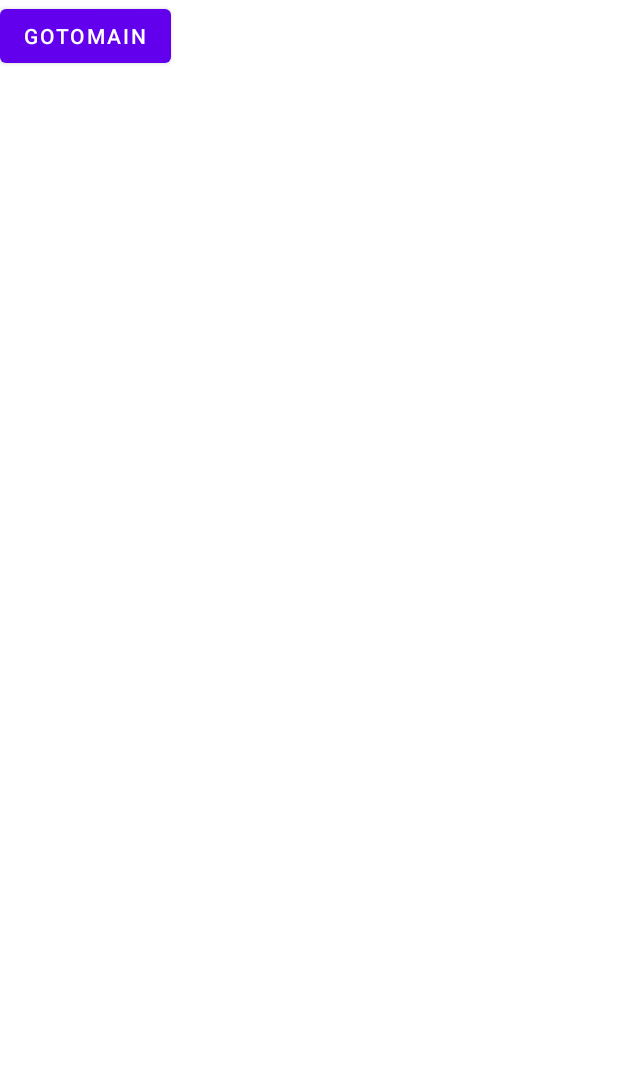
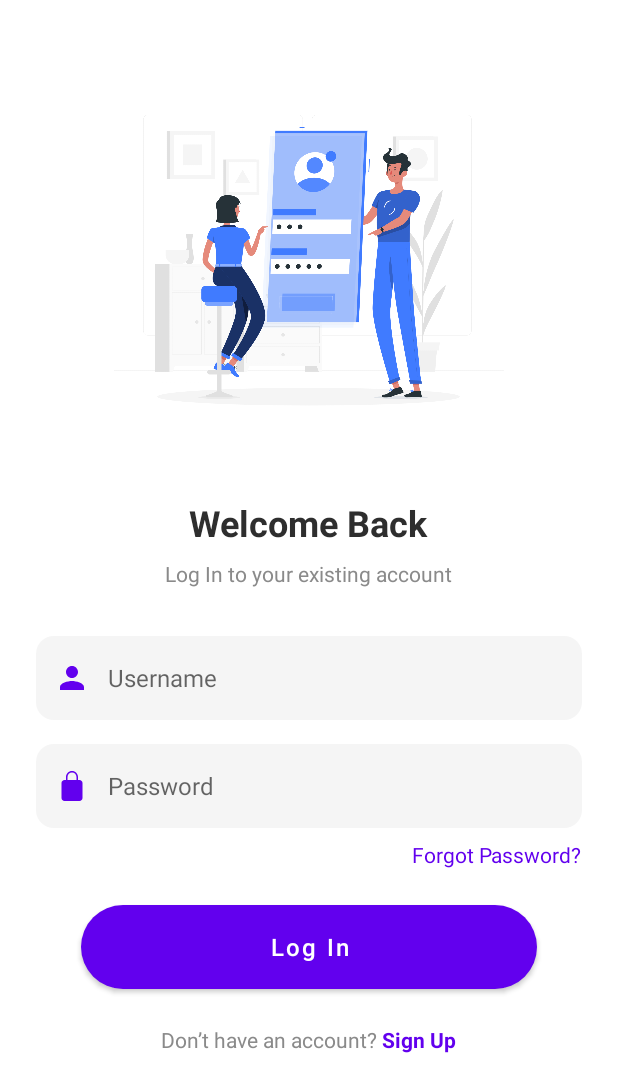
Before and after one commit to sachithasamadhib/EduStack, an Android app: the LoginActivity screen opened directly, with no data from a screen before it, on a phone screen of 412 x 824 dp. Shown: the top 1092 px of the screen. Run offline under Robolectric (Android 15) with nearby library versions, the phone set to English and light mode, and no system bars.

Commit message:
add stuff

```diff
--- a/app/build.gradle.kts
+++ b/app/build.gradle.kts
@@ -88,6 +88,7 @@ dependencies {
     // Coroutines
     implementation("org.jetbrains.kotlinx:kotlinx-coroutines-android:1.6.4")
     implementation("org.jetbrains.kotlinx:kotlinx-coroutines-play-services:1.6.4")
+    implementation(libs.firebase.messaging.ktx)
 
     // Testing
     testImplementation(libs.junit)
--- a/app/src/main/AndroidManifest.xml
+++ b/app/src/main/AndroidManifest.xml
@@ -62,10 +62,6 @@
             android:theme="@style/Theme.Edustack.NoActionBar"
             android:label=""
             android:windowSoftInputMode="adjustResize">
-            <intent-filter>
-                <action android:name="android.intent.action.MAIN" />
-                <category android:name="android.intent.category.LAUNCHER" />
-            </intent-filter>
         </activity>
 
         <!-- Optional: Teacher Activity -->
@@ -78,7 +74,14 @@
         <activity
             android:name=".splashscreenActivity"
             android:exported="true"
-            android:theme="@style/Theme.Edustack.NoActionBar" />
+            android:theme="@style/Theme.Edustack.NoActionBar"
+            android:label=""
+            android:windowSoftInputMode="adjustResize">
+            <intent-filter>
+                <action android:name="android.intent.action.MAIN" />
+                <category android:name="android.intent.category.LAUNCHER" />
+            </intent-filter>
+        </activity>
 
     </application>
 
--- a/app/src/main/java/com/edustack/edustack/AdminMenu.kt
+++ b/app/src/main/java/com/edustack/edustack/AdminMenu.kt
@@ -25,7 +25,7 @@ class AdminMenu : AppCompatActivity() {
         binding.bottomNavigationView.setOnItemSelectedListener {
             when (it.itemId) {
                 R.id.admin_home -> replaceFragment(admin_accounts())
-                R.id.admin_Settings -> replaceFragment(admin_settings())
+              //  R.id.admin_Settings -> replaceFragment(admin_settings())
                 R.id.admin_classes -> replaceFragment(admin_classes())
                 R.id.admin_reports -> replaceFragment(admin_reports())
                 R.id.admin_addClasses -> replaceFragment(admin_assign())
--- a/app/src/main/java/com/edustack/edustack/LoginActivity.kt
+++ b/app/src/main/java/com/edustack/edustack/LoginActivity.kt
@@ -12,8 +12,5 @@ class LoginActivity : AppCompatActivity() {
         enableEdgeToEdge()
         setContentView(R.layout.activity_login)
 
-        val btnGotoMain = findViewById<Button>(R.id.btnGotoMain)
-        btnGotoMain.setOnClickListener {
-        }
     }
 }
--- /dev/null
+++ b/app/src/main/res/drawable/bg_button_purple.xml
@@ -0,0 +1,4 @@
+<shape xmlns:android="http://schemas.android.com/apk/res/android">
+    <solid android:color="#6200EE" />
+    <corners android:radius="28dp" />
+</shape>
--- /dev/null
+++ b/app/src/main/res/drawable/bg_input_field.xml
@@ -0,0 +1,4 @@
+<shape xmlns:android="http://schemas.android.com/apk/res/android">
+    <solid android:color="#F5F5F5" />
+    <corners android:radius="12dp" />
+</shape>
--- /dev/null
+++ b/app/src/main/res/drawable/ic_lock.xml
@@ -0,0 +1,9 @@
+<vector xmlns:android="http://schemas.android.com/apk/res/android"
+    android:width="24dp"
+    android:height="24dp"
+    android:viewportWidth="24"
+    android:viewportHeight="24">
+    <path
+        android:fillColor="#6200EE"
+        android:pathData="M12,17c0.55,0 1,-0.45 1,-1s-0.45,-1 -1,-1 -1,0.45 -1,1 0.45,1 1,1zM17,8h-1V6c0,-2.21 -1.79,-4 -4,-4s-4,1.79 -4,4v2H7c-1.1,0 -2,0.9 -2,2v10c0,1.1 0.9,2 2,2h10c1.1,0 2,-0.9 2,-2V10c0,-1.1 -0.9,-2 -2,-2zM9,6c0,-1.66 1.34,-3 3,-3s3,1.34 3,3v2H9V6z" />
+</vector>
--- /dev/null
+++ b/app/src/main/res/drawable/ic_user.xml
@@ -0,0 +1,9 @@
+<vector xmlns:android="http://schemas.android.com/apk/res/android"
+    android:width="24dp"
+    android:height="24dp"
+    android:viewportWidth="24"
+    android:viewportHeight="24">
+    <path
+        android:fillColor="#6200EE"
+        android:pathData="M12,12c2.21,0 4,-1.79 4,-4s-1.79,-4 -4,-4 -4,1.79 -4,4 1.79,4 4,4zM12,14c-2.67,0 -8,1.34 -8,4v2h16v-2c0,-2.66 -5.33,-4 -8,-4z" />
+</vector>
--- a/app/src/main/res/layout/activity_login.xml
+++ b/app/src/main/res/layout/activity_login.xml
@@ -1,19 +1,149 @@
 <?xml version="1.0" encoding="utf-8"?>
-<androidx.constraintlayout.widget.ConstraintLayout xmlns:android="http://schemas.android.com/apk/res/android"
-    xmlns:app="http://schemas.android.com/apk/res-auto"
+<ScrollView xmlns:android="http://schemas.android.com/apk/res/android"
     xmlns:tools="http://schemas.android.com/tools"
-    android:id="@+id/main"
     android:layout_width="match_parent"
     android:layout_height="match_parent"
-    tools:context=".LoginActivity">
+    android:background="@android:color/white"
+    android:padding="24dp">
 
-    <Button
-        android:id="@+id/btnGotoMain"
-        android:layout_width="wrap_content"
+    <LinearLayout
+        android:layout_width="match_parent"
         android:layout_height="wrap_content"
-        android:text="GotoMain"
-        android:layout_marginTop="20dp"
-        android:layout_gravity="center_horizontal"
-        tools:ignore="MissingConstraints" />
+        android:orientation="vertical"
+        android:gravity="center_horizontal">
 
-</androidx.constraintlayout.widget.ConstraintLayout>
+        <!-- Top Illustration -->
+        <ImageView
+            android:layout_width="350dp"
+            android:layout_height="260dp"
+            android:layout_marginTop="24dp"
+            android:src="@drawable/login_illustration"
+            android:contentDescription="Login Illustration" />
+
+        <!-- Welcome Text -->
+        <TextView
+            android:layout_width="wrap_content"
+            android:layout_height="wrap_content"
+            android:text="Welcome Back"
+            android:textSize="24sp"
+            android:textStyle="bold"
+            android:layout_marginTop="24dp"
+            android:textColor="#2E2E2E" />
+
+        <TextView
+            android:layout_width="wrap_content"
+            android:layout_height="wrap_content"
+            android:text="Log In to your existing account"
+            android:textSize="14sp"
+            android:textColor="#8A8A8A"
+            android:layout_marginTop="8dp" />
+
+        <!-- Username Field -->
+        <LinearLayout
+            android:layout_width="match_parent"
+            android:layout_height="56dp"
+            android:orientation="horizontal"
+            android:background="@drawable/bg_input_field"
+            android:layout_marginTop="32dp"
+            android:padding="12dp"
+            android:gravity="center_vertical">
+
+            <ImageView
+                android:layout_width="24dp"
+                android:layout_height="24dp"
+                android:src="@drawable/ic_user"
+                android:tint="#6200EE" />
+
+            <EditText
+                android:id="@+id/usernameEditText"
+                android:layout_width="0dp"
+                android:layout_height="match_parent"
+                android:layout_weight="1"
+                android:hint="Username"
+                android:background="@android:color/transparent"
+                android:textColor="#000000"
+                android:textSize="16sp"
+                android:inputType="textPersonName"
+                android:paddingStart="12dp" />
+        </LinearLayout>
+
+        <!-- Password Field -->
+        <LinearLayout
+            android:layout_width="match_parent"
+            android:layout_height="56dp"
+            android:orientation="horizontal"
+            android:background="@drawable/bg_input_field"
+            android:layout_marginTop="16dp"
+            android:padding="12dp"
+            android:gravity="center_vertical">
+
+            <ImageView
+                android:layout_width="24dp"
+                android:layout_height="24dp"
+                android:src="@drawable/ic_lock"
+                android:tint="#6200EE"  />
+
+            <EditText
+                android:id="@+id/passwordEditText"
+                android:layout_width="0dp"
+                android:layout_height="match_parent"
+                android:layout_weight="1"
+                android:hint="Password"
+                android:background="@android:color/transparent"
+                android:textColor="#000000"
+                android:textSize="16sp"
+                android:inputType="textPassword"
+                android:paddingStart="12dp" />
+        </LinearLayout>
+
+        <!-- Forgot Password -->
+        <TextView
+            android:layout_width="wrap_content"
+            android:layout_height="wrap_content"
+            android:text="Forgot Password?"
+            android:textColor="#6200EE"
+            android:textSize="14sp"
+            android:layout_marginTop="8dp"
+            android:layout_gravity="end" />
+
+        <!-- Log In Button -->
+        <Button
+            android:id="@+id/loginButton"
+            android:layout_width="match_parent"
+            android:layout_marginLeft="30dp"
+            android:layout_marginRight="30dp"
+            android:layout_height="56dp"
+            android:layout_marginTop="24dp"
+            android:text="Log In"
+            android:textAllCaps="false"
+            android:textSize="16sp"
+            android:textColor="@android:color/white"
+            android:backgroundTint="#6200EE"
+            android:background="@drawable/bg_button_purple" />
+
+        <!-- Sign Up Prompt -->
+        <LinearLayout
+            android:layout_width="wrap_content"
+            android:layout_height="wrap_content"
+            android:orientation="horizontal"
+            android:layout_marginTop="24dp">
+
+            <TextView
+                android:layout_width="wrap_content"
+                android:layout_height="wrap_content"
+                android:text="Don’t have an account? "
+                android:textSize="14sp"
+                android:textColor="#8A8A8A" />
+
+            <TextView
+                android:id="@+id/signUpText"
+                android:layout_width="wrap_content"
+                android:layout_height="wrap_content"
+                android:text="Sign Up"
+                android:textSize="14sp"
+                android:textColor="#6200EE"
+                android:textStyle="bold" />
+        </LinearLayout>
+
+    </LinearLayout>
+</ScrollView>
--- a/gradle/libs.versions.toml
+++ b/gradle/libs.versions.toml
@@ -17,6 +17,7 @@ googleGmsGoogleServices = "4.4.3"
 firebaseDatabase = "21.0.0"
 firebaseFirestore = "25.1.4"
 firebase-bom = "32.8.1"
+firebaseMessagingKtx = "24.1.2"
 
 [libraries]
 androidx-core-ktx = { group = "androidx.core", name = "core-ktx", version.ref = "coreKtx" }
@@ -37,6 +38,7 @@ firebase-bom = { module = "com.google.firebase:firebase-bom", version.ref = "fir
 firebase-auth = { module = "com.google.firebase:firebase-auth-ktx" }
 firebase-messaging = { module = "com.google.firebase:firebase-messaging-ktx" }
 androidx-security-crypto = { module = "androidx.security:security-crypto", version = "1.1.0-alpha06" }
+firebase-messaging-ktx = { group = "com.google.firebase", name = "firebase-messaging-ktx", version.ref = "firebaseMessagingKtx" }
 
 [plugins]
 android-application = { id = "com.android.application", version.ref = "agp" }
```
Also changed, not shown: app/src/main/res/drawable/login_illustration.png (added).
